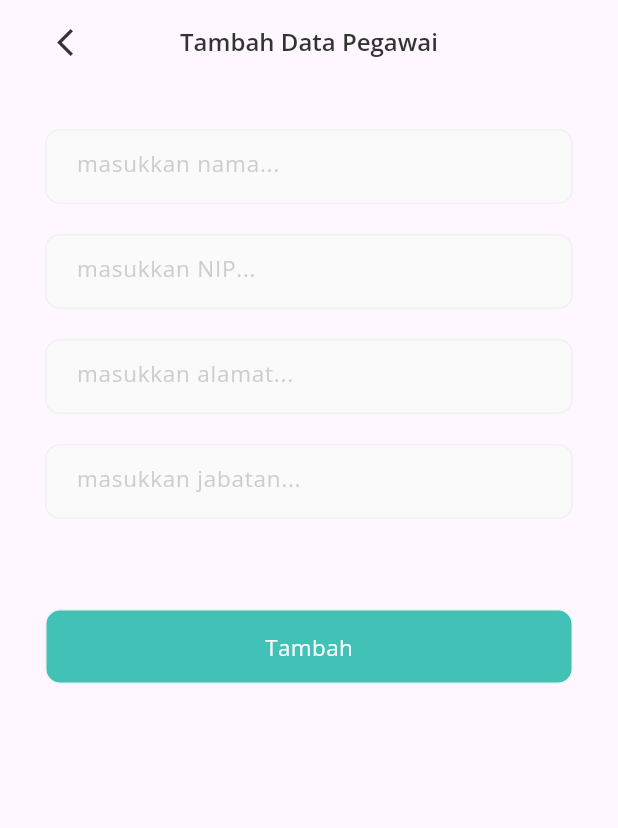
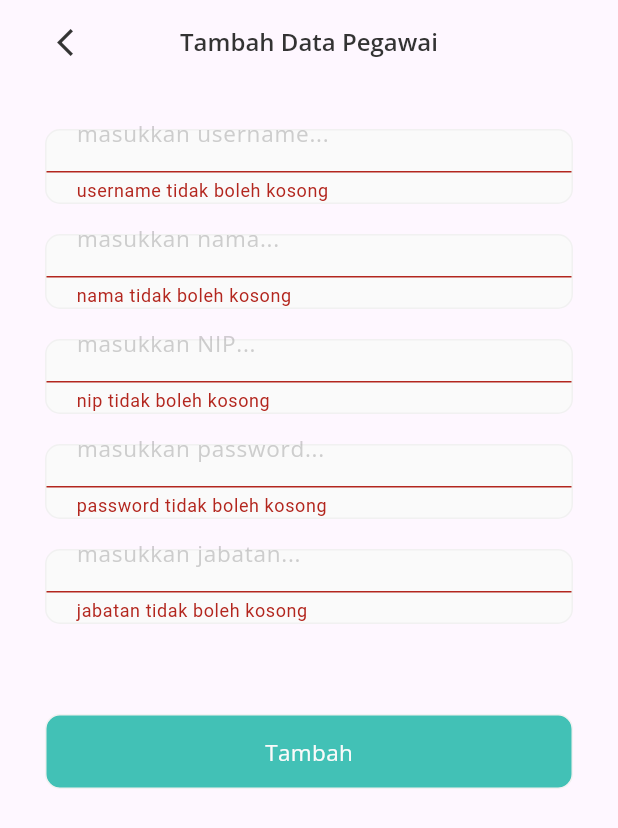
Before and after one commit to muhammadazzam123/app_absensi_puskesmas, a Flutter app: the AddPegawai screen opened by its route, after a tap on "Tambah", on a phone screen of 412 x 824 dp. Shown: the top 828 px of the screen. Run offline on Flutter 3.47's test engine with Material 3 defaults, Android fonts, the phone set to English and light mode, and no system bars; our stand-ins replace dio, flutter_dotenv, geolocator, google_fonts, image_picker, shared_preferences; missing offline and left inert: iconify_flutter; accounts and stored records are empty.

Commit message:
update : tampilkan daftar pegawai & tambah pegawai baru

```diff
--- a/lib/views/admin/add_pegawai.dart
+++ b/lib/views/admin/add_pegawai.dart
@@ -1,3 +1,4 @@
+import 'package:app_absensi_puskesmas/services/user_service.dart';
 import 'package:app_absensi_puskesmas/theme/style.dart';
 import 'package:flutter/material.dart';
 
@@ -10,10 +11,91 @@ class AddPegawai extends StatefulWidget {
 
 class _AddPegawaiState extends State<AddPegawai> {
   final _formState = GlobalKey<FormState>();
+  TextEditingController usernameTextController = TextEditingController();
   TextEditingController namaTextController = TextEditingController();
   TextEditingController nipTextController = TextEditingController();
-  TextEditingController alamatTextController = TextEditingController();
+  TextEditingController passwordTextController = TextEditingController();
   TextEditingController jabatanTextController = TextEditingController();
+  bool _isLoading = false;
+
+  void showSnackBar(text) {
+    SnackBar snackBar = SnackBar(
+      content: Text(text.toString()),
+    );
+
+    ScaffoldMessenger.of(context).showSnackBar(snackBar);
+  }
+
+  void _validateForm() {
+    if (_formState.currentState!.validate()) {
+      _addUser(context);
+    }
+  }
+
+  void _addUser(BuildContext context) async {
+    try {
+      setState(() {
+        _isLoading = true;
+      });
+
+      final Map<String, dynamic> data = {
+        'username': usernameTextController.text,
+        'nama': namaTextController.text,
+        'nip': nipTextController.text,
+        'password': passwordTextController.text,
+        'jabatan': jabatanTextController.text,
+        'level': 2
+      };
+
+      final response = await UserService().addUser(data);
+
+      if (context.mounted && response['success']) {
+        Navigator.pushReplacementNamed(context, '/home-page-admin');
+      }
+
+      showSnackBar(response['message']);
+
+      setState(() {
+        _isLoading = false;
+      });
+    } catch (e) {
+      setState(() {
+        _isLoading = false;
+      });
+      showSnackBar('Error :$e');
+    }
+  }
+
+  Widget usernameForm() {
+    return Container(
+      decoration: BoxDecoration(
+        color: whiteColor,
+        boxShadow: [defaultShadow],
+        border: Border.all(color: const Color(0xfff1f1f1), width: 1),
+        borderRadius: BorderRadius.circular(10),
+      ),
+      height: 50,
+      child: TextFormField(
+        validator: (value) {
+          if (value == '') {
+            return "username tidak boleh kosong";
+          }
+          return null;
+        },
+        controller: usernameTextController,
+        cursorColor: grayColor,
+        decoration: InputDecoration(
+          contentPadding:
+              const EdgeInsets.symmetric(horizontal: 20, vertical: 15),
+          hintText: 'masukkan username...',
+          hintStyle: openSansTextStyle.copyWith(
+              fontSize: 15, color: grayColor, fontWeight: regular),
+          focusedBorder: InputBorder.none,
+          enabledBorder: InputBorder.none,
+        ),
+      ),
+    );
+  }
 
   Widget namaForm() {
     return Container(
@@ -89,16 +171,16 @@ class _AddPegawaiState extends State<AddPegawai> {
       child: TextFormField(
         validator: (value) {
           if (value == '') {
-            return "alamat tidak boleh kosong";
+            return "password tidak boleh kosong";
           }
           return null;
         },
-        controller: alamatTextController,
+        controller: passwordTextController,
         cursorColor: grayColor,
         decoration: InputDecoration(
           contentPadding:
               const EdgeInsets.symmetric(horizontal: 20, vertical: 15),
-          hintText: 'masukkan alamat...',
+          hintText: 'masukkan password...',
           hintStyle: openSansTextStyle.copyWith(
               fontSize: 15, color: grayColor, fontWeight: regular),
           focusedBorder: InputBorder.none,
@@ -141,7 +223,9 @@ class _AddPegawaiState extends State<AddPegawai> {
 
   Widget buttonMasuk() {
     return InkWell(
-      onTap: () {},
+      onTap: () {
+        _validateForm();
+      },
       child: Container(
         width: double.infinity,
         decoration: BoxDecoration(
@@ -152,11 +236,13 @@ class _AddPegawaiState extends State<AddPegawai> {
         ),
         height: 50,
         child: Center(
-          child: Text(
-            'Tambah',
-            style: openSansTextStyle.copyWith(
-                fontSize: 15, fontWeight: regular, color: whiteColor),
-          ),
+          child: _isLoading
+              ? const CircularProgressIndicator()
+              : Text(
+                  'Tambah',
+                  style: openSansTextStyle.copyWith(
+                      fontSize: 15, fontWeight: regular, color: whiteColor),
+                ),
         ),
       ),
     );
@@ -193,6 +279,8 @@ class _AddPegawaiState extends State<AddPegawai> {
             child: Column(
               children: [
                 const SizedBox(height: 30),
+                usernameForm(),
+                const SizedBox(height: 20),
                 namaForm(),
                 const SizedBox(height: 20),
                 nipForm(),
--- a/lib/views/login_page.dart
+++ b/lib/views/login_page.dart
@@ -18,7 +18,6 @@ class _LoginPageState extends State<LoginPage> {
   TextEditingController passwordTextController = TextEditingController();
 
   void _validateForm() {
-    debugPrint('aaaa');
     if (_formState.currentState!.validate()) {
       _login(context);
     }
```
Also changed, not shown: lib/services/user_service.dart (+10 -0 lines).
